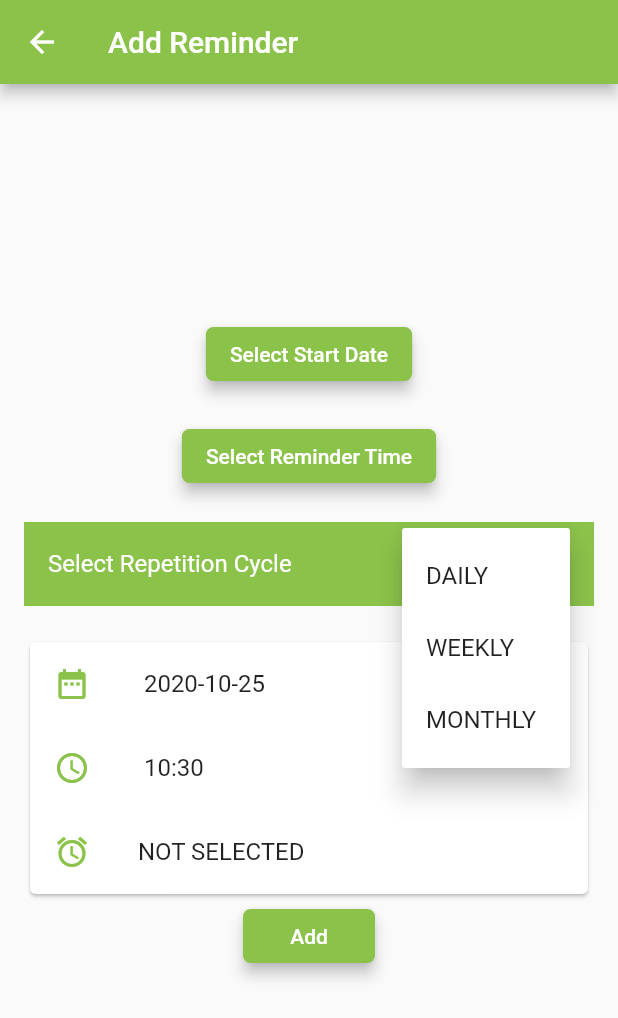
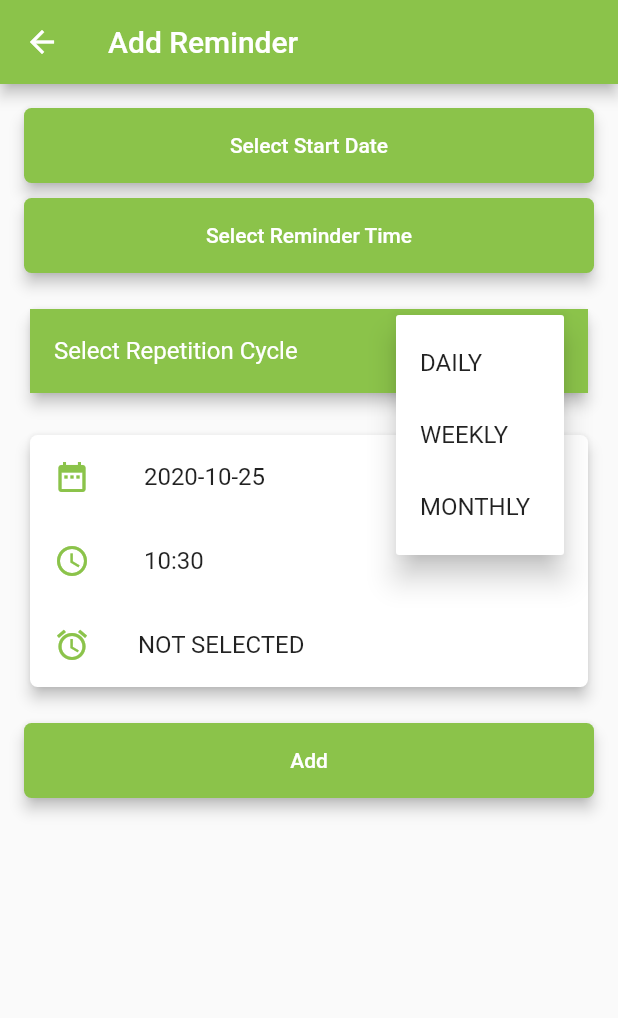
Before and after one commit to abtuhin/reminder-flutter-app, a Flutter app: the AddReminder screen opened by its route, after a tap on "Select Repetition Cycle", on a phone screen of 412 x 824 dp. Shown: the top 1018 px of the screen. Run offline on Flutter 3.47's test engine with Material 2 defaults, Android fonts, the phone set to English and light mode, and no system bars; our stand-ins replace flutter_datetime_picker, shared_preferences; accounts and stored records are empty.

Commit message:
Update design in add reminder page

```diff
--- a/lib/pages/add_reminder.dart
+++ b/lib/pages/add_reminder.dart
@@ -25,34 +25,6 @@ class _State extends State<AddReminder> {
 
   @override
   Widget build(BuildContext context) {
-    /// Populate [PopulateMenuItem] for [PopupMenu].
-    final button = new PopupMenuButton(
-        key: _menuKey,
-        itemBuilder: (_) => <PopupMenuItem<String>>[
-              new PopupMenuItem<String>(
-                  child: const Text('DAILY'), value: 'DAILY'),
-              new PopupMenuItem<String>(
-                  child: const Text('WEEKLY'), value: 'WEEKLY'),
-              new PopupMenuItem<String>(
-                  child: const Text('MONTHLY'), value: 'MONTHLY'),
-            ],
-        onSelected: (val) {
-          setState(() {
-            schedule = val;
-          });
-        });
-
-    /// [PopupMenu] that will open [PopupMenuItems] on tap.
-    final tile = new ListTile(
-        tileColor: Colors.lightGreen,
-        title: new Text('Select Repetition Cycle',
-            style: TextStyle(color: Colors.white)),
-        trailing: button,
-        onTap: () {
-          dynamic state = _menuKey.currentState;
-          state.showButtonMenu();
-        });
-
     /// Return [false] with error message if [dateTime] is invalid.
     /// Return [false] with error message if [repetition] is set to [NOT SELECTED].
     /// Returns [true] otherwise.
@@ -83,6 +55,37 @@ class _State extends State<AddReminder> {
       }
     }
 
+    /// Populate [PopulateMenuItem] for [PopupMenu].
+    final button = new PopupMenuButton(
+        key: _menuKey,
+        itemBuilder: (_) => <PopupMenuItem<String>>[
+              new PopupMenuItem<String>(
+                  child: const Text('DAILY'), value: 'DAILY'),
+              new PopupMenuItem<String>(
+                  child: const Text('WEEKLY'), value: 'WEEKLY'),
+              new PopupMenuItem<String>(
+                  child: const Text('MONTHLY'), value: 'MONTHLY'),
+            ],
+        onSelected: (val) {
+          setState(() {
+            schedule = val;
+          });
+        });
+
+    /// [PopupMenu] that will open [PopupMenuItems] on tap.
+    final tile = new Card(
+        elevation: 4.0,
+        shape: RoundedRectangleBorder(borderRadius: BorderRadius.circular(5.0)),
+        child: new ListTile(
+            tileColor: Colors.lightGreen,
+            title: new Text('Select Repetition Cycle',
+                style: TextStyle(color: Colors.white)),
+            trailing: button,
+            onTap: () {
+              dynamic state = _menuKey.currentState;
+              state.showButtonMenu();
+            }));
+
     return Scaffold(
         key: _scafoldKey,
         appBar: AppBar(
@@ -93,10 +96,11 @@ class _State extends State<AddReminder> {
             padding: const EdgeInsets.all(16.0),
             child: Container(
               child: Column(
-                mainAxisSize: MainAxisSize.max,
-                mainAxisAlignment: MainAxisAlignment.center,
                 children: <Widget>[
-                  RaisedButton(
+                  SizedBox(
+                    width: double.infinity,
+                    height: 50.0,
+                    child: RaisedButton(
                         color: Colors.lightGreen,
                         textColor: Colors.white,
                         shape: RoundedRectangleBorder(
@@ -121,16 +125,22 @@ class _State extends State<AddReminder> {
                             setState(() {
                               _date = date;
                             });
-                        }, currentTime: DateTime.now(), locale: LocaleType.en);
+                          },
+                              currentTime: DateTime.now(),
+                              locale: LocaleType.en);
                         },
                         child: Text(
                           'Select Start Date',
                           style: TextStyle(color: Colors.white),
                         )),
+                  ),
                   SizedBox(
-                    height: 20.0,
+                    height: 10.0,
                   ),
-                  RaisedButton(
+                  SizedBox(
+                    width: double.infinity,
+                    height: 50.0,
+                    child: RaisedButton(
                         shape: RoundedRectangleBorder(
                             borderRadius: BorderRadius.circular(5.0)),
                         elevation: 4.0,
@@ -151,6 +161,7 @@ class _State extends State<AddReminder> {
                           'Select Reminder Time',
                           style: TextStyle(color: Colors.white),
                         )),
+                  ),
                   SizedBox(
                     height: 20.0,
                   ),
@@ -159,6 +170,9 @@ class _State extends State<AddReminder> {
                     height: 20.0,
                   ),
                   Card(
+                    elevation: 4.0,
+                    shape: RoundedRectangleBorder(
+                        borderRadius: BorderRadius.circular(5.0)),
                     child: Column(
                       children: [
                         ListTile(
@@ -187,7 +201,11 @@ class _State extends State<AddReminder> {
                       ],
                     ),
                   ),
-                  RaisedButton(
+                  SizedBox(height: 20.0),
+                  SizedBox(
+                    width: double.infinity,
+                    height: 50.0,
+                    child: RaisedButton(
                       shape: RoundedRectangleBorder(
                           borderRadius: BorderRadius.circular(5.0)),
                       elevation: 4.0,
@@ -196,8 +214,6 @@ class _State extends State<AddReminder> {
                       onPressed: _onAddReminder,
                       child: Text("Add"),
                     ),
-                  SizedBox(
-                    height: 20.0,
                   ),
                 ],
               ),
```
Lines whose indentation alone changed are shown as unchanged.
